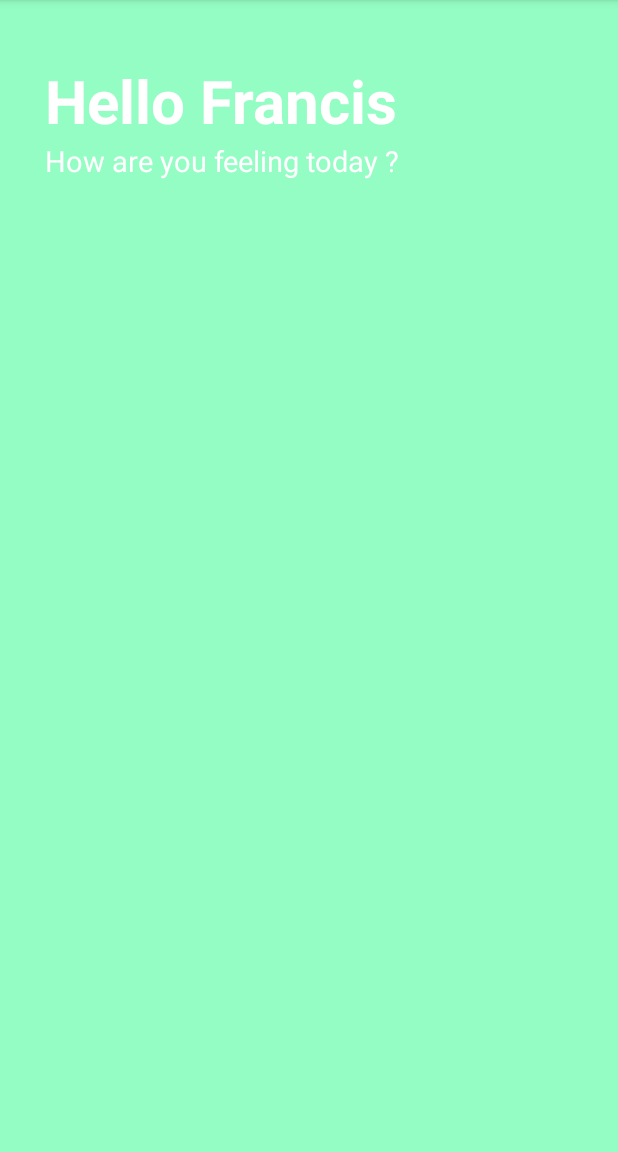
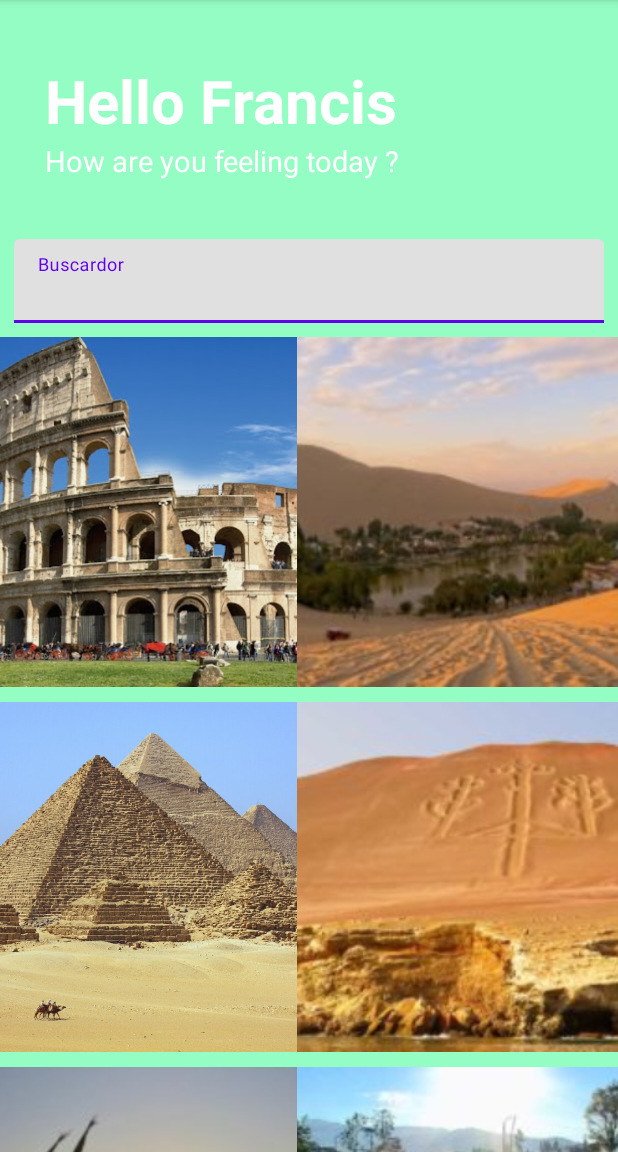
Before and after one commit to MatioliSivincha/PracticaEV02, an Android app: the screen it shows after launch (MainActivity), on a phone screen of 412 x 824 dp, the part 84-1236 px from its top. Run offline under Robolectric (Android 15) with nearby library versions, the phone set to English and light mode, and no system bars.

Commit message:
barra de Busqueda

```diff
--- /dev/null
+++ b/app/src/main/java/com/example/practica/ImagenG.java
@@ -0,0 +1,54 @@
+package com.example.practica;
+
+import android.content.Context;
+import android.view.View;
+import android.view.ViewGroup;
+import android.widget.BaseAdapter;
+import android.widget.GridView;
+import android.widget.ImageView;
+
+public class ImagenG extends BaseAdapter {
+
+    private Context context;
+    public int[] imagenesA = {
+            R.drawable.coliseo,
+            R.drawable.huacachina,
+            R.drawable.piramide,
+            R.drawable.paracas,
+            R.drawable.huanchaco,
+            R.drawable.banos,
+    };
+
+    public ImagenG(Context context){
+        this.context=context;
+    }
+
+    @Override
+    public int getCount() {
+        return imagenesA.length;
+    }
+
+    @Override
+    public Object getItem(int position) {
+        return imagenesA[position];
+    }
+
+    @Override
+    public long getItemId(int position) {
+        return 0;
+    }
+
+    @Override
+    public View getView(int position, View convertView, ViewGroup parent) {
+        ImageView imageView = new ImageView(context);
+        imageView.setImageResource(imagenesA[position]);
+        imageView.setScaleType(ImageView.ScaleType.CENTER_CROP);
+        imageView.setLayoutParams(
+                new GridView.LayoutParams(
+                        340,
+                        350
+                ));
+
+        return imageView;
+    }
+}
--- a/app/src/main/java/com/example/practica/MainActivity.java
+++ b/app/src/main/java/com/example/practica/MainActivity.java
@@ -4,12 +4,16 @@ import androidx.appcompat.app.AppCompatActivity;
 import androidx.fragment.app.Fragment;
 import androidx.fragment.app.FragmentTransaction;
 import android.os.Bundle;
+import android.widget.GridView;
 
 public class MainActivity extends AppCompatActivity{
+    GridView gridViewImagenes;
 
     @Override
     protected void onCreate(Bundle savedInstanceState) {
         super.onCreate(savedInstanceState);
         setContentView(R.layout.home);
+        gridViewImagenes = findViewById(R.id.grid_view_imagenes);
+        gridViewImagenes.setAdapter(new ImagenG(this));
     }
 }
--- a/app/src/main/res/layout/home.xml
+++ b/app/src/main/res/layout/home.xml
@@ -11,7 +11,6 @@
             android:layout_width="match_parent"
             android:layout_height="wrap_content"
             android:orientation="vertical">
-
 
                 <TextView
                     style="@style/TextAppearance.AppCompat.Display3"
@@ -31,22 +30,37 @@
                     android:layout_height="wrap_content"
                     android:layout_marginLeft="30dp"
                     android:layout_marginTop="0dp"
-                    android:layout_marginBottom="50dp"
+                    android:layout_marginBottom="30dp"
                     android:text="How are you feeling today ?"
                     android:textColor="#FFFFFF"
                     android:textSize="19dp" />
+
+                <com.google.android.material.textfield.TextInputLayout
+                    android:id="@+id/search_input_layout"
+                    android:layout_width="match_parent"
+                    android:layout_height="wrap_content"
+                    android:layout_margin="9dp"
+                    app:endIconMode="clear_text"
+                    android:hint="@string/seach"
+                    >
+                        <com.google.android.material.textfield.TextInputEditText
+                            android:id="@+id/search_edit_text"
+                            android:layout_width="match_parent"
+                            android:layout_height="wrap_content"
+                            android:inputType="text"
+                            android:maxLines="1"/>
+                </com.google.android.material.textfield.TextInputLayout>
 
 
                 <GridView
                     android:id="@+id/grid_view_imagenes"
                     android:layout_width="match_parent"
-                    android:layout_height="match_parent"
+                    android:layout_height="700dp"
+                    android:columnWidth="90dp"
+                    android:gravity="center"
+                    android:horizontalSpacing="10dp"
                     android:numColumns="2"
-                    android:columnWidth="90dp"
-                    android:horizontalSpacing="10dp"
-                    android:verticalSpacing="10dp"
-                    android:gravity="center"
                     android:stretchMode="columnWidth"
-                    ></GridView>
+                    android:verticalSpacing="10dp"></GridView>
         </LinearLayout>
 </ScrollView>
--- a/app/src/main/res/layout/inicio.xml
+++ b/app/src/main/res/layout/inicio.xml
@@ -67,15 +67,5 @@
             android:layout_marginTop="58dp"
             android:layout_marginBottom="10dp"
             app:srcCompat="@drawable/bote"></ImageView>
-        <ImageView
-            android:layout_width="60dp"
-            android:layout_height="180dp"
-            android:layout_marginTop="58dp"
-            app:srcCompat="@drawable/montana7"></ImageView>
-
-        <ImageView
-            android:layout_width="60dp"
-            android:layout_height="180dp"
-            app:srcCompat="@drawable/huacachina"></ImageView>
     </LinearLayout>
 </ScrollView>
--- a/app/src/main/res/values/strings.xml
+++ b/app/src/main/res/values/strings.xml
@@ -1,3 +1,4 @@
 <resources>
     <string name="app_name">Practica</string>
+    <string name="seach">Buscardor</string>
 </resources>
```
Also changed, not shown: app/src/main/res/drawable/banos.jpg (added), app/src/main/res/drawable/coliseo.jpg (added), app/src/main/res/drawable/huanchaco.jpg (added), app/src/main/res/drawable/montana7.jpg (deleted), app/src/main/res/drawable/piramide.jpg (added), app/src/main/res/drawable/titicaca.jpg (deleted).
